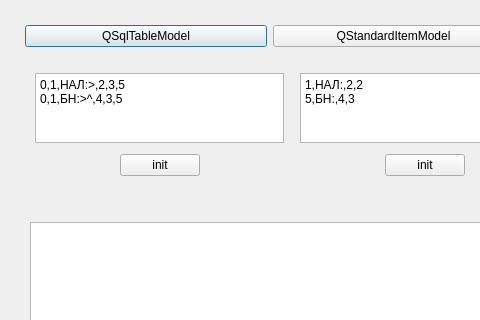
The window that QpTableView_test/dialog.ui (PavelDorofeev/How-to-create-own-QTableView-with-new-capabilities) describes before a commit, drawn with Qt 5; both pictures show x 0 to 480 and y 0 to 320 of the 1034 by 789 pixel window.
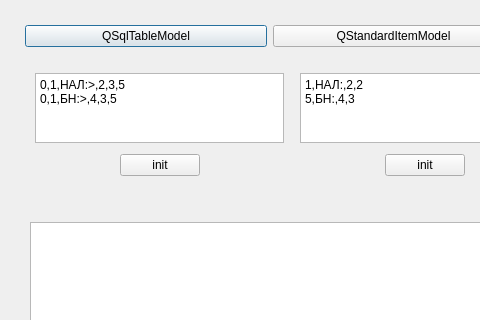
The same window after the commit. Custom widgets are drawn as their Qt base class.

```diff
--- a/QpTableView_test/dialog.ui
+++ b/QpTableView_test/dialog.ui
@@ -150,7 +150,7 @@
            </property>
            <property name="plainText">
             <string>0,1,НАЛ:&gt;,2,3,5
-0,1,БН:&gt;^,4,3,5</string>
+0,1,БН:&gt;,4,3,5</string>
            </property>
           </widget>
          </item>
```
